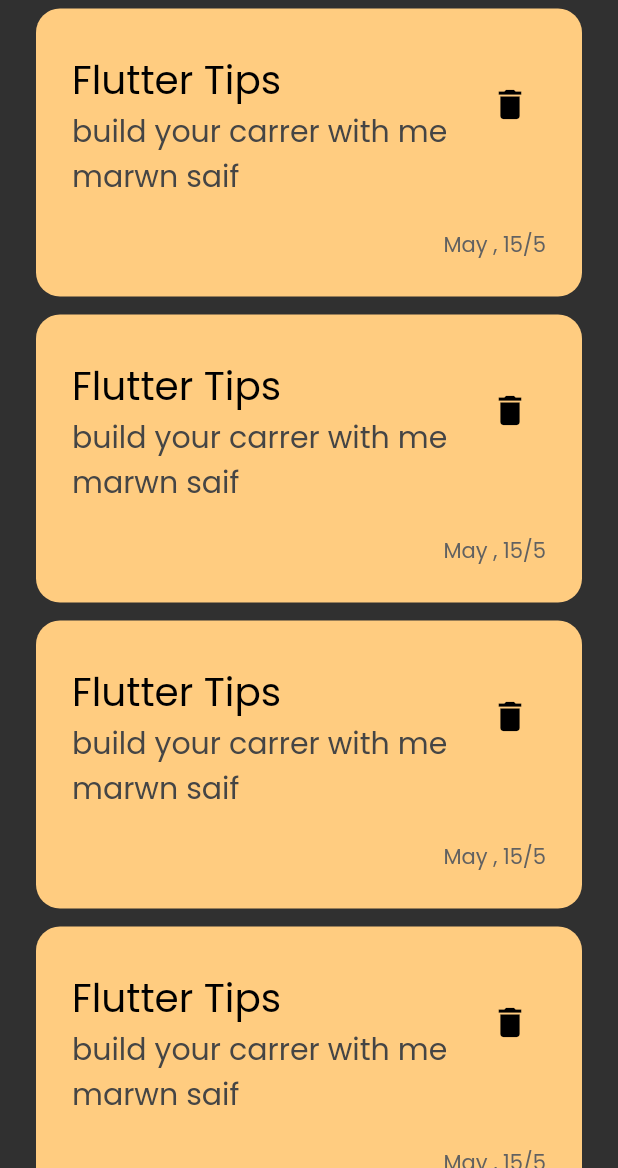
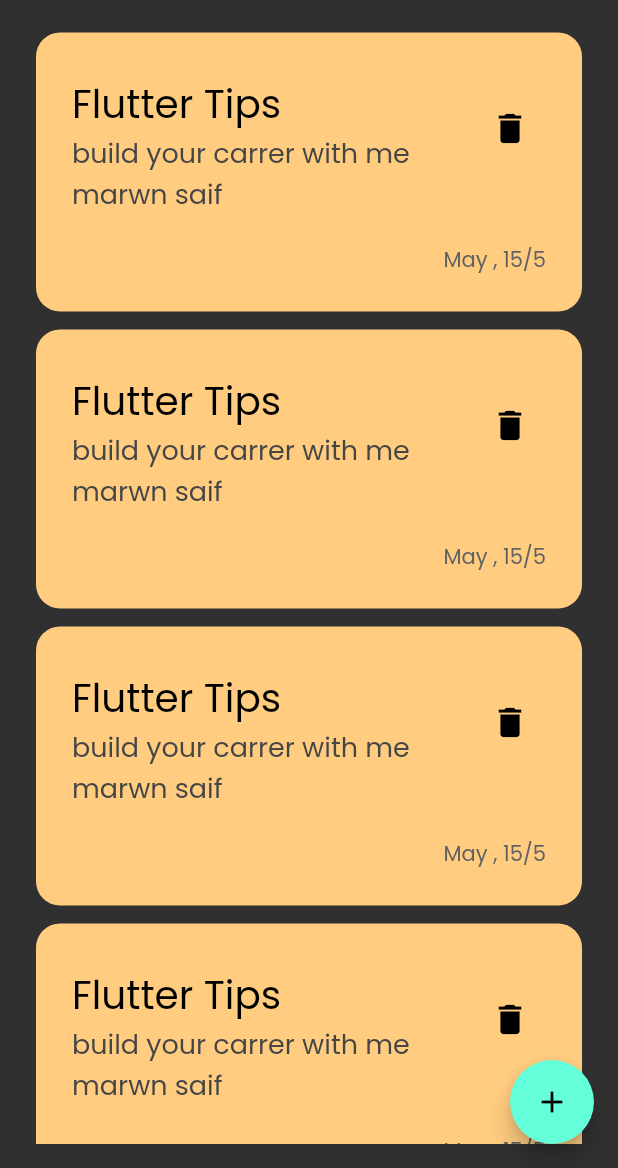
Before and after one commit to Marwan-Saif/notesApp, a Flutter app: the screen it shows after launch, on a phone screen of 412 x 824 dp, the part 68-1236 px from its top. Run offline on Flutter 3.47's test engine with Material 2 defaults, Android fonts, the phone set to English and light mode, and no system bars.

Commit message:
create ModelBottomSheet And Custom TextField

```diff
--- a/lib/components/custom_note_card.dart
+++ b/lib/components/custom_note_card.dart
@@ -22,7 +22,7 @@ class CustomNoteItem extends StatelessWidget {
               "build your carrer with me  marwn saif",
               style: TextStyle(
                 color: Color.fromARGB(255, 69, 69, 69),
-                fontSize: 20,
+                fontSize: 18,
               ),
             ),
             trailing: IconButton(
--- a/lib/components/notes_listview.dart
+++ b/lib/components/notes_listview.dart
@@ -4,7 +4,10 @@ import 'package:notes_app/components/custom_note_card.dart';
 class NotesListView extends StatelessWidget {
   @override
   Widget build(BuildContext context) {
-    return ListView.builder(
+    return Padding(
+      padding: const EdgeInsets.symmetric(vertical: 16),
+      child: ListView.builder(
+        padding: EdgeInsets.zero,
         itemBuilder: (context, index) {
           return Padding(
             padding: const EdgeInsets.symmetric(vertical: 6),
@@ -12,6 +15,7 @@ class NotesListView extends StatelessWidget {
           );
         },
         itemCount: 5,
+      ),
     );
   }
 }
--- /dev/null
+++ b/lib/constant.dart
@@ -0,0 +1,3 @@
+import 'package:flutter/material.dart';
+
+const kPrimaryColor = Color(0xff62FCD7);
```
Also changed, not shown: lib/components/add_note_bottom_sheet.dart (added, +11 -0 lines), lib/components/custom_text_field.dart (added, +23 -0 lines), lib/views/notes_view.dart (+14 -0 lines). Lines whose indentation alone changed are shown as unchanged.
